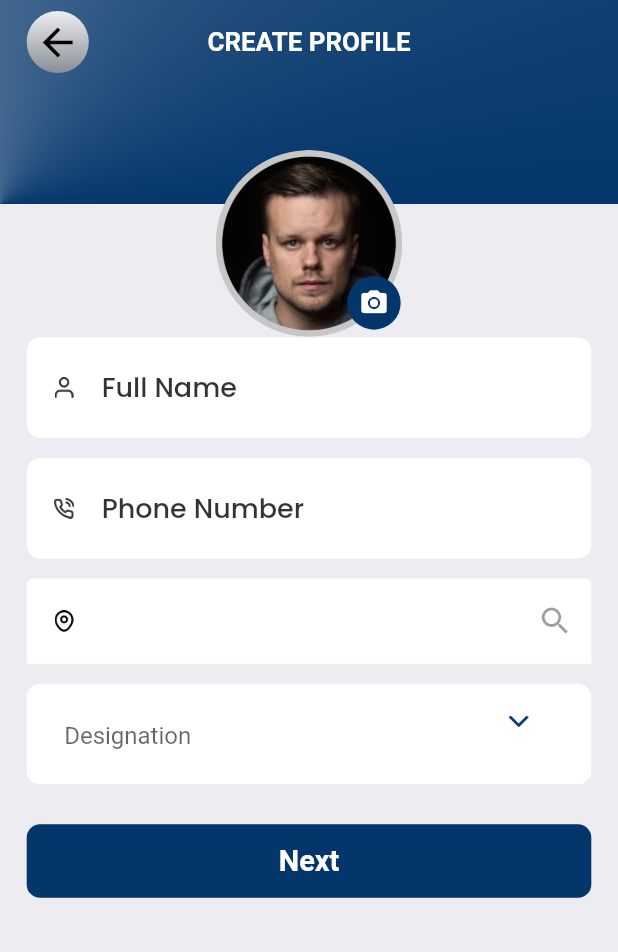
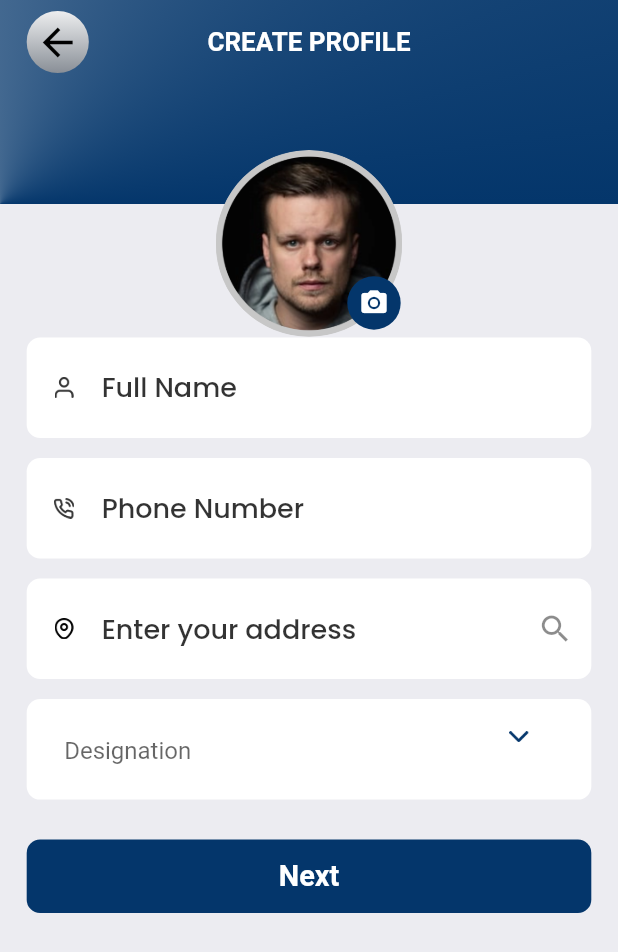
Before and after one commit to Furqan-Ahmed-bot/Uaw, a Flutter app: the CreateProfileScreen screen opened directly, after a tap on "Next", on a phone screen of 412 x 824 dp. Shown: the top 952 px of the screen. Run offline on Flutter 3.47's test engine with Material 2 defaults, Android fonts, the phone set to English and light mode, and no system bars; our stand-ins replace carousel_slider, circular_countdown_timer, dotted_line, firebase_core, firebase_messaging, flutter_screenutil and 12 more; accounts and stored records are empty; network calls fail.

Commit message:
till 6:41

```diff
--- a/lib/Auth/CreateProfile.dart
+++ b/lib/Auth/CreateProfile.dart
@@ -6,17 +6,15 @@ import 'package:flutter/material.dart';
 import 'package:flutter_screenutil/flutter_screenutil.dart';
 import 'package:get/get.dart';
 import 'package:geolocator/geolocator.dart';
+import 'package:geocoding/geocoding.dart';
 
-import '../Controllers/usercontroller.dart';
 import 'APIService/API.dart';
 import 'CreateAccount.dart';
 import 'package:image_picker/image_picker.dart';
 import 'dart:async';
 import 'dart:io';
-import 'package:geocoding/geocoding.dart';
-import 'package:location/location.dart';
+
 import 'package:http/http.dart' as http;
-import 'package:flutter_spinkit/flutter_spinkit.dart';
 
 class CreateProfileScreen extends StatefulWidget {
   const CreateProfileScreen({super.key});
@@ -26,6 +24,10 @@ class CreateProfileScreen extends StatefulWidget {
 }
 
 class _CreateProfileScreenState extends State<CreateProfileScreen> {
+  TextEditingController locationController = TextEditingController();
+  late double latitude;
+  late double longitude;
+
   TextEditingController dropdown = TextEditingController();
   final _formKey = GlobalKey<FormState>();
   List designationList = [];
@@ -309,6 +311,7 @@ class _CreateProfileScreenState extends State<CreateProfileScreen> {
                       ),
                       15.verticalSpace,
                       TextFormField(
+                        keyboardType: TextInputType.number,
                         validator: (value) {
                           if (value == '') {
                             return 'please enter your Contact Number';
@@ -346,15 +349,23 @@ class _CreateProfileScreenState extends State<CreateProfileScreen> {
                       ),
                       15.verticalSpace,
                       TextFormField(
-                        enabled: false,
-                        controller: controllerLatLong,
+                        controller: locationController,
+                        onChanged: (value) async {
+                          final List<double>? latlng = await getLatLong(value);
+                          if (latlng != null) {
+                            latitude = latlng[0];
+                            longitude = latlng[1];
+                            print('Latitude: $latitude, Longitude: $longitude');
+                          } else {
+                            print('Invalid address');
+                          }
+                        },
                         decoration: InputDecoration(
                           hintMaxLines: 2,
                           // suffixIconConstraints: BoxConstraints(maxWidth: 35),
-                          suffixIcon: IconButton(
-                            icon: Icon(Icons.search),
-                            onPressed: _getCurrentPosition,
-                          ),
+                          suffixIcon: (Icon(
+                            Icons.search,
+                          )),
                           filled: true,
                           fillColor: white,
                           prefixIconConstraints: BoxConstraints(minWidth: 50),
@@ -362,7 +373,7 @@ class _CreateProfileScreenState extends State<CreateProfileScreen> {
                             "assets/images/Group 1313@3x.png",
                             scale: 3.5,
                           ),
-                          hintText: "${currentAddress ?? ""}",
+                          hintText: "Enter your address",
                           hintStyle: medium18blackwopacity,
                           focusedBorder: OutlineInputBorder(
                             borderRadius: BorderRadius.circular(10.r),
@@ -381,7 +392,6 @@ class _CreateProfileScreenState extends State<CreateProfileScreen> {
                         ),
                         style: medium18blackwopacity,
                       ),
-
                       15.verticalSpace,
                       DropdownButtonFormField(
                         value: dropdownvalue,
@@ -446,66 +456,13 @@ class _CreateProfileScreenState extends State<CreateProfileScreen> {
                           });
                         },
                       ),
-
-                      // DropdownButtonFormField(
-                      //   alignment: Alignment.center,
-                      //   isDense: true,
-                      //   icon: Image.asset(
-                      //     "assets/images/Icon ionic-ios-arrow-down@3x.png",
-                      //     scale: 2.5,
-                      //     alignment: Alignment.topLeft,
-                      //   ),
-                      //   decoration: InputDecoration(
-                      //     hintText: "Designation",
-                      //     hintStyle: medium18blackwopacity,
-                      //     prefixIconConstraints: BoxConstraints(minWidth: 25),
-                      //     prefixIcon: Image.asset(
-                      //       "assets/images/Group 1313@3x.png",
-                      //       color: transparentcolor,
-                      //       scale: 3.5,
-                      //     ),
-                      //     focusedBorder: OutlineInputBorder(
-                      //       borderRadius: BorderRadius.circular(10.r),
-                      //       borderSide: BorderSide(
-                      //         color: transparentcolor,
-                      //         width: 1.w,
-                      //       ),
-                      //     ),
-                      //     enabledBorder: OutlineInputBorder(
-                      //       borderRadius: BorderRadius.circular(10.r),
-                      //       borderSide: BorderSide(
-                      //         color: transparentcolor,
-                      //         width: 1.w,
-                      //       ),
-                      //     ),
-                      //     filled: true,
-                      //     fillColor: white,
-                      //   ),
-                      //   dropdownColor: white,
-                      //   value: dropdownvalue,
-                      //   onChanged: (newValue) {
-                      //     setState(() {
-                      //       dropdownvalue = newValue;
-                      //     });
-                      //   },
-                      //   items: designationList.map((item) {
-                      //     return DropdownMenuItem(
-                      //       child: new Text(
-                      //         item.toString(),
-                      //         style: medium16blackwopacity,
-                      //       ),
-                      //       value: item.toString(),
-                      //     );
-                      //   }).toList(),
-                      // ),
-
                       30.verticalSpace,
                       GestureDetector(
                         onTap: () {
                           var createProfiledata = {
                             "name": controllerFullName.text,
-                            "lat": _currentPosition!.latitude,
-                            "long": _currentPosition!.longitude,
+                            "lat": latitude.toString(),
+                            "long": longitude.toString(),
                             "phone": controllerPhoneNum.text,
                             "email": uniqieemail.toString(),
                             "DesignationID": selectedDesignationID.toString(),
@@ -516,8 +473,8 @@ class _CreateProfileScreenState extends State<CreateProfileScreen> {
                               Get.to(
                                   () => CreateAccountScreen(
                                       name: controllerFullName.text,
-                                      lat: _currentPosition!.latitude,
-                                      long: _currentPosition!.longitude,
+                                      lat: latitude.toString(),
+                                      long: longitude.toString(),
                                       phone: controllerPhoneNum.text,
                                       email: uniqieemail.toString(),
                                       designationID: selectedDesignationID.toString(),
@@ -552,4 +509,15 @@ class _CreateProfileScreenState extends State<CreateProfileScreen> {
           ),
         ));
   }
+
+  Future<List<double>?> getLatLong(String address) async {
+    final List<Location> locations = await locationFromAddress(address);
+    if (locations.isNotEmpty) {
+      final Location location = locations.first;
+      final List<double> latlong = [location.latitude, location.longitude];
+      return latlong;
+    } else {
+      return null;
+    }
+  }
 }
--- a/lib/Auth/Prelogin.dart
+++ b/lib/Auth/Prelogin.dart
@@ -1,6 +1,8 @@
 import 'package:_uaw/Auth/CreateProfile.dart';
 import 'package:_uaw/Auth/Login.dart';
 import 'package:_uaw/Helpers.dart';
+import 'package:_uaw/HomeScreens/testing.dart';
+import 'package:_uaw/Welcome.dart';
 import 'package:flutter/material.dart';
 import 'package:flutter_screenutil/flutter_screenutil.dart';
 import 'package:get/get.dart';
@@ -133,7 +135,7 @@ class _PreloginScreenState extends State<PreloginScreen> {
                         Center(
                           child: GestureDetector(
                             onTap: () {
-                              Get.to(() => CreateProfileScreen());
+                              Get.to(() => WelcomeScreen());
                             },
                             child: RichText(
                               text: TextSpan(
--- a/lib/Splash.dart
+++ b/lib/Splash.dart
@@ -1,5 +1,6 @@
 import 'dart:async';
 
+import 'package:_uaw/Auth/Prelogin.dart';
 import 'package:_uaw/Welcome.dart';
 import 'package:firebase_messaging/firebase_messaging.dart';
 import 'package:flutter/material.dart';
@@ -33,7 +34,7 @@ class _SplashScreenState extends State<SplashScreen> {
   }
 
   loginRoute() {
-    Navigator.pushReplacement(context, MaterialPageRoute(builder: (context) => WelcomeScreen()));
+    Navigator.pushReplacement(context, MaterialPageRoute(builder: (context) => PreloginScreen()));
   }
 
   Widget build(BuildContext context) {
--- a/pubspec.yaml
+++ b/pubspec.yaml
@@ -60,6 +60,8 @@ dependencies:
   otp_text_field: ^1.1.3
   flutter_spinkit: ^5.1.0
   circular_countdown_timer: ^0.2.3
+  # geolocation: ^1.1.2
+  # geocoder: ^0.2.1
 
 dev_dependencies:
   flutter_test:
```
Also changed, not shown: lib/Auth/APIService/API.dart (+6 -1 lines), lib/Auth/CreateAccount.dart (+10 -1 lines), lib/HomeScreens/NavBar.dart (line endings or trailing spaces), lib/HomeScreens/testing.dart (added).
